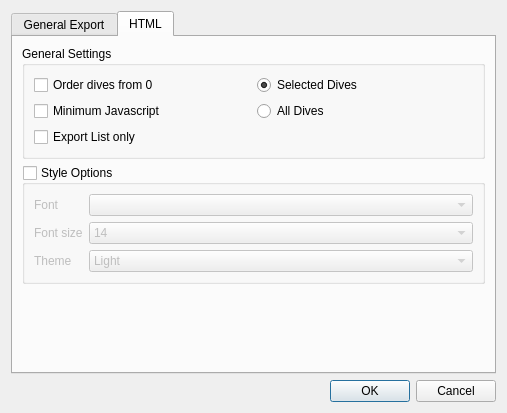
subsurface/subsurface, file qt-ui/divelogexportdialog.ui: the form before one commit.
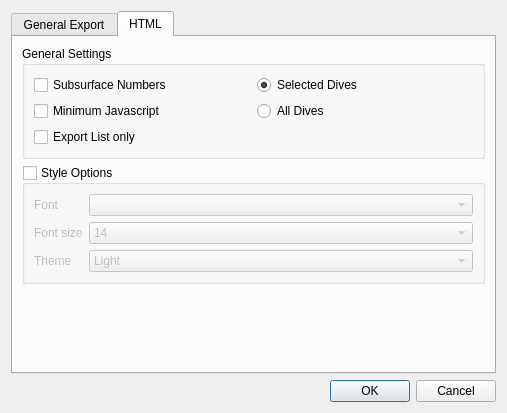
The form after the commit. The open tabs and pages were chosen to show the change.

Commit message:
HTML: user export options ask for numbering
Ask if you want the exporter to rearrange the dive numbers starting from
1 or use the existing numbers in subsurface. one may need to have the
dives exported in the same number to reference them easier.

The edit to the form file:
```diff
--- a/qt-ui/divelogexportdialog.ui
+++ b/qt-ui/divelogexportdialog.ui
@@ -187,7 +187,7 @@
           <item row="0" column="0">
            <widget class="QCheckBox" name="checkBox">
             <property name="text">
-             <string>Order dives from 0</string>
+             <string>Subsurface Numbers</string>
             </property>
            </widget>
           </item>
```
Left out of the diff: 2 changed lines with no effect on the pictures. The commit also changes 2 other files.
